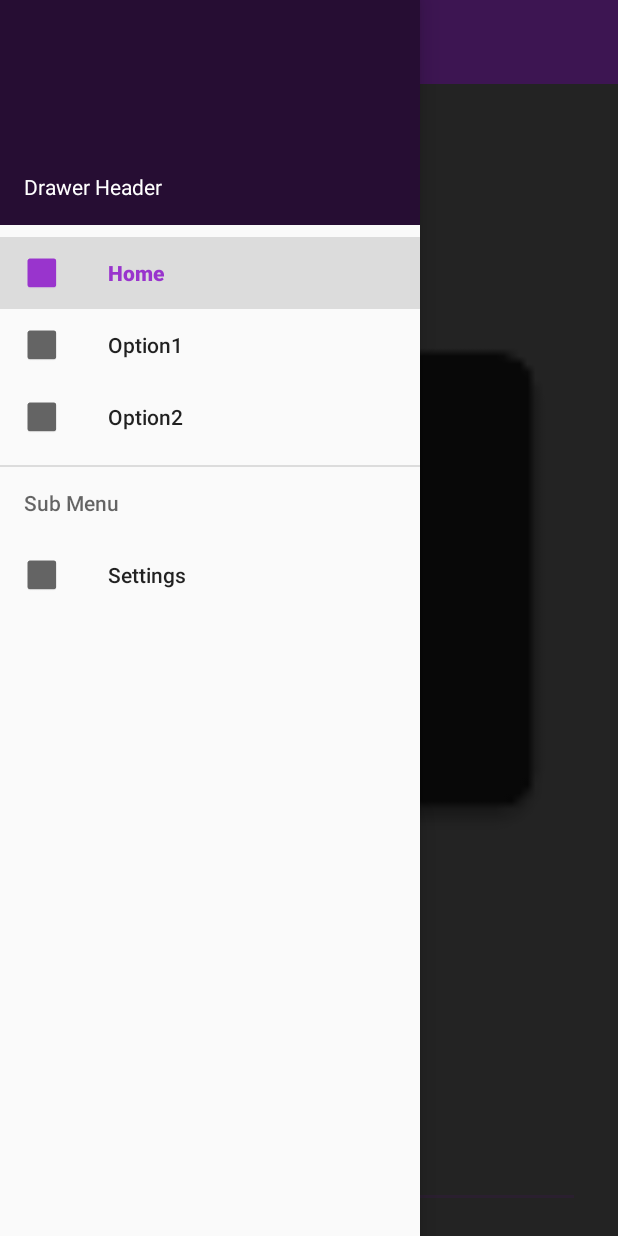
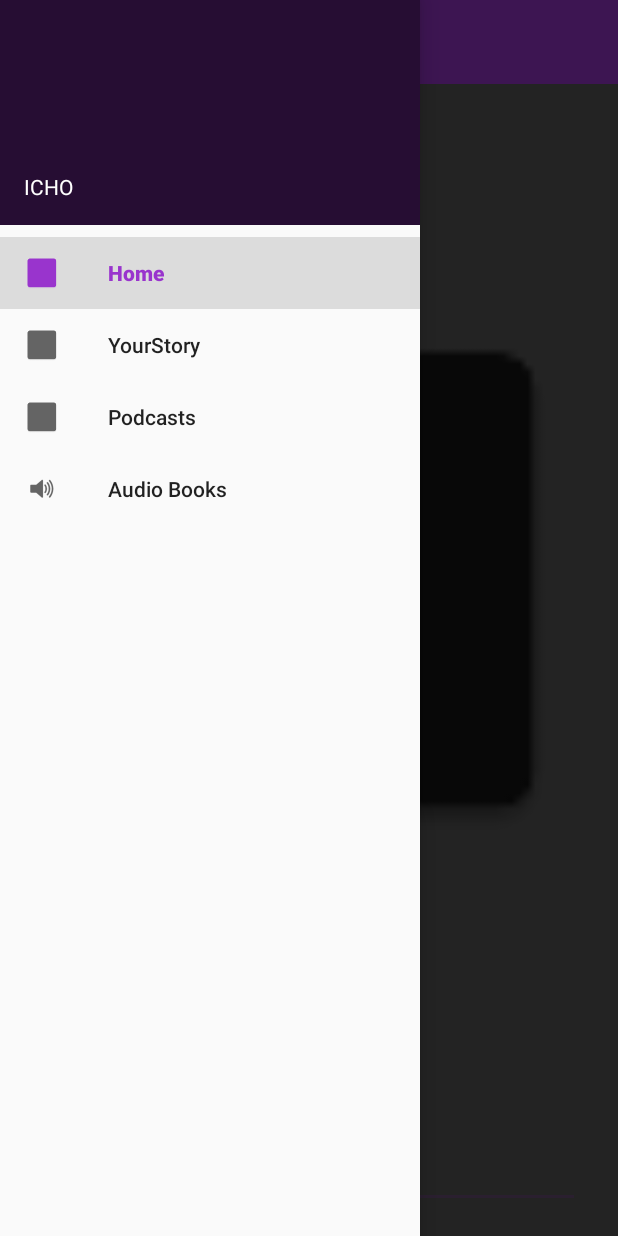
Before and after one commit to raunaqrox/icho-android, an Android app: the screen it shows after launch (MainActivity), with the side drawer open, on a phone screen of 412 x 824 dp. Run offline under Robolectric (Android 15) with nearby library versions, the light colour scheme and no system bars; our stand-ins replace Volley; libraries missing offline, so code that uses them is left out: com.koushikdutta.async, com.sothree.slidinguppanel, com.wang.avi; plain views replace SlidingUpPanelLayout; 3 statements that could not run were skipped.

Commit message:
removed grid stuff

```diff
--- a/app/src/main/java/in/icho/ui/activities/MainActivity.java
+++ b/app/src/main/java/in/icho/ui/activities/MainActivity.java
@@ -49,7 +49,17 @@ public class MainActivity extends AppCompatActivity {
             public boolean onNavigationItemSelected(MenuItem menuItem) {
                 menuItem.setChecked(true);
                 mDrawerLayout.closeDrawers();
-                Toast.makeText(MainActivity.this, menuItem.getTitle(), Toast.LENGTH_LONG).show();
+
+                switch(menuItem.getTitle().toString()){
+                    case "Home":
+                        Toast.makeText(MainActivity.this, "Back to home", Toast.LENGTH_SHORT).show();
+                    case "Audio Books":
+                        Toast.makeText(MainActivity.this, "audio books", Toast.LENGTH_SHORT).show();
+                    case "Podcasts":
+                        Toast.makeText(MainActivity.this, "podcasts", Toast.LENGTH_SHORT).show();
+                    default:
+                        Toast.makeText(MainActivity.this, "channel : "+menuItem.getTitle().toString(), Toast.LENGTH_SHORT).show();
+                }
                 return true;
             }
         });
--- a/app/src/main/java/in/icho/ui/fragments/HomeFragment.java
+++ b/app/src/main/java/in/icho/ui/fragments/HomeFragment.java
@@ -62,13 +62,18 @@ public class HomeFragment extends Fragment implements HomeListItemClickListener
 
         LinearLayoutManager mLayoutManager = new LinearLayoutManager(getActivity());
         recyclerView.setLayoutManager(mLayoutManager);
-
+//        mLayoutManager.setSpanSizeLookup(new GridLayoutManager.SpanSizeLookup() {
+//            @Override
+//            public int getSpanSize(int position) {
+//                return (2 - position % 2);
+//            }
+//        });
         adapter = new HomeListAdapter(items, this);
         recyclerView.setAdapter(adapter);
+        startLoadingAnimation();
+        int refresh = new Store().getSP().getInt("firstTime", 0);
+//        if (refresh == 0) {
 
-        int refresh = new Store().getSP().getInt("firstTime", 0);
-        if (refresh == 0) {
-            startLoadingAnimation();
             Radio.fetchList(URLStore.API + "items?type=" + this.type, new FutureCallback<String>() {
                 @Override
                 public void onCompleted(Exception e, String result) {
@@ -87,10 +92,10 @@ public class HomeFragment extends Fragment implements HomeListItemClickListener
                     new Store().getSP().edit().putInt("firstTime", newR).commit();
                 }
             });
-        } else {
+//        } else {
             refreshGrid();
             stopLoadingAnimation();
-        }
+//        }
     }
 
     private void refreshGrid() {
--- a/app/src/main/res/menu/drawer.xml
+++ b/app/src/main/res/menu/drawer.xml
@@ -8,21 +8,33 @@
             android:icon="@mipmap/ic_launcher"
             android:title="@string/nav_item_home" />
         <item
-            android:id="@+id/navigation_item_images"
+            android:id="@+id/navigation_item_channel"
             android:icon="@mipmap/ic_launcher"
-            android:title="@string/nav_item_option1" />
+            android:title="@string/nav_item_channel" />
         <item
-            android:id="@+id/navigation_item_location"
+            android:id="@+id/navigation_item_podcasts"
             android:icon="@mipmap/ic_launcher"
-            android:title="@string/nav_item_option2" />
+            android:title="@string/nav_item_podcasts" />
+        <item
+            android:id="@+id/navigation_item_audiobooks"
+            android:icon="@mipmap/volume_icon"
+            android:title="@string/nav_item_audiobooks" />
     </group>
 
-    <item android:title="@string/nav_sub_menu">
-        <menu>
-            <item
-                android:icon="@mipmap/ic_launcher"
-                android:title="@string/nav_sub_menu_settings" />
-        </menu>
-    </item>
+    <!--<item android:title="@string/nav_sub_podcasts">-->
+        <!--<menu>-->
+            <!--<item-->
+                <!--android:icon="@mipmap/ic_launcher"-->
+                <!--android:title="@string/nav_sub_menu_podcasts_discover" />-->
+        <!--</menu>-->
+    <!--</item>-->
+
+    <!--<item android:title="@string/nav_sub_audiobooks">-->
+        <!--<menu>-->
+            <!--<item-->
+                <!--android:icon="@mipmap/ic_launcher"-->
+                <!--android:title="@string/nav_sub_menu_audiobooks_discover" />-->
+        <!--</menu>-->
+    <!--</item>-->
 
 </menu>
--- a/app/src/main/res/values/strings.xml
+++ b/app/src/main/res/values/strings.xml
@@ -1,13 +1,13 @@
 <resources>
     <string name="app_name">Icho</string>
-    <string name="hello_world">Hello world!</string>
     <string name="action_settings">Settings</string>
-    <string name="drawer_header_text">Drawer Header</string>
+    <string name="drawer_header_text">ICHO</string>
     <string name="nav_item_home">Home</string>
-    <string name="nav_item_option1">Option1</string>
-    <string name="nav_item_option2">Option2</string>
-    <string name="nav_sub_menu">Sub Menu</string>
-    <string name="nav_sub_menu_settings">Settings</string>
+    <string name="nav_item_channel">YourStory</string>
+    <string name="nav_item_podcasts">Podcasts</string>
+    <string name="nav_item_audiobooks">Audio Books</string>
+    <string name="nav_sub_menu_podcasts_discover">Discover</string>
+    <string name="nav_sub_menu_audiobooks_discover">Discover</string>
     <string name="img_descrp">Image</string>
 
 </resources>
```
Also changed, not shown: 27 other files.
